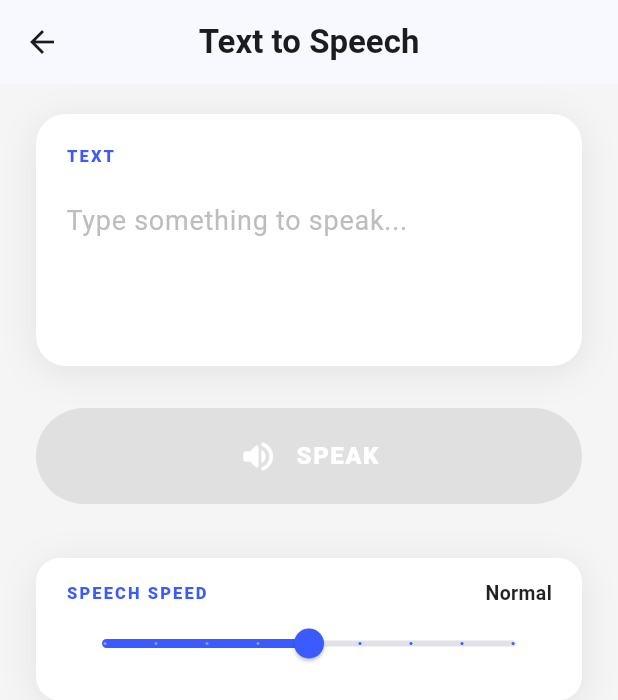
After one commit to SalilMonga/SS12-signSpeak, a Flutter app: the SpeechPage screen opened directly, on a phone screen of 412 x 824 dp. The commit adds this screen. Shown: the top 700 px of the screen. Run offline on Flutter 3.47's test engine with Material 3 defaults, Android fonts, the phone set to English and light mode, and no system bars; our stand-ins replace camera, flutter_tts.

Commit message:
added a TTS page that needs to be integrated

```diff
--- a/lib/main.dart
+++ b/lib/main.dart
@@ -1,9 +1,11 @@
 import 'package:flutter/material.dart';
 import 'camera_page.dart';
+import 'speech_page.dart';
 
+//testing audio
 Future<void> main() async {
-  WidgetsFlutterBinding.ensureInitialized();
-  runApp(const SignSpeakApp());
+ WidgetsFlutterBinding.ensureInitialized();
+ runApp(const SignSpeakApp()); //run the app on ios native
 }
 
 class SignSpeakApp extends StatelessWidget {
@@ -18,6 +20,7 @@ class SignSpeakApp extends StatelessWidget {
         useMaterial3: true,
       ),
       home: const CameraPage(),
+      // const SpeechPage(), // !Need to integrate !
     );
   }
 }
--- /dev/null
+++ b/lib/speech_page.dart
@@ -0,0 +1,358 @@
+import 'package:flutter/material.dart';
+import 'package:flutter/services.dart';
+import 'package:flutter_tts/flutter_tts.dart';
+
+const Color _kPrimaryBlue = Color(0xFF3B5BFE);
+// SpeechPage will allow user to type any text and speak it with flutter_tts
+// Pipeline-ready: pass translatedText from Ollama to pre-fill the field.
+
+class SpeechPage extends StatefulWidget {
+  /// Pre-fills the text field — pass the Ollama sentence here when available.
+  final String translatedText;
+
+  const SpeechPage({super.key, this.translatedText = ''}); // constructor with optional translatedText parameter to pass a text value to field
+
+  @override
+  State<SpeechPage> createState() => _SpeechPageState(); // create state for the speech page
+}
+
+class _SpeechPageState extends State<SpeechPage> {
+  late final FlutterTts _tts;
+  late final TextEditingController _textController;
+  bool _isSpeaking = false;
+  double _speechRate = 0.5; // iOS range: 0.0 (slow) – 1.0 (fast), 0.5 = normal
+
+  @override
+  void initState() {
+    super.initState();
+    _textController = TextEditingController(text: widget.translatedText);
+    _initTts();
+  }
+
+  Future<void> _initTts() async {
+    _tts = FlutterTts();
+    await _tts.setLanguage('en-US');
+    await _tts.setSpeechRate(_speechRate);
+    await _tts.setPitch(1.0);
+    await _tts.setVolume(1.0);
+
+    _tts.setStartHandler(() {
+      if (mounted) setState(() => _isSpeaking = true);
+    });
+    _tts.setCompletionHandler(() {
+      if (mounted) setState(() => _isSpeaking = false);
+    });
+    _tts.setCancelHandler(() {
+      if (mounted) setState(() => _isSpeaking = false);
+    });
+    _tts.setErrorHandler((_) {
+      if (mounted) setState(() => _isSpeaking = false);
+    });
+  }
+
+  Future<void> _toggleSpeech() async {
+    HapticFeedback.mediumImpact();
+    if (_isSpeaking) {
+      await _tts.stop();
+      return;
+    }
+    final text = _textController.text.trim();
+    if (text.isEmpty) return;
+    FocusScope.of(context).unfocus(); // dismiss keyboard before speaking
+    await _tts.speak(text);
+  }
+
+  Future<void> _onRateChanged(double value) async {
+    setState(() => _speechRate = value);
+    await _tts.setSpeechRate(value);
+  }
+
+  @override
+  void dispose() {
+    _tts.stop(); // stop tts
+    _textController.dispose(); // "flush" text controller
+    super.dispose(); //dispose of the state
+  }
+
+  @override
+  Widget build(BuildContext context) {
+    return Scaffold(
+      backgroundColor: Colors.grey.shade100,
+      appBar: AppBar( //
+        title: const Text(
+          'Text to Speech', // page title
+          style: TextStyle(fontWeight: FontWeight.w700),
+        ),
+        centerTitle: true,
+      ),
+      body: GestureDetector( // detects place of taps to dismiss keyboard when tapping outside of the text field.
+        onTap: () => FocusScope.of(context).unfocus(),
+        child: Padding(
+          padding: const EdgeInsets.symmetric(horizontal: 24, vertical: 20),
+          child: Column(
+            crossAxisAlignment: CrossAxisAlignment.stretch,
+            children: [
+              // text input card
+              _TextInputCard(
+                controller: _textController,
+                isSpeaking: _isSpeaking,
+                onChanged: (_) => setState(() {}),
+              ),
+
+              const SizedBox(height: 28),
+
+              // speak button
+              _SpeakButton(
+                isSpeaking: _isSpeaking,
+                enabled: _textController.text.trim().isNotEmpty,
+                onTap: _toggleSpeech,
+              ),
+
+              const SizedBox(height: 36),
+
+              //speech speed control
+              _SpeedControl(
+                value: _speechRate,
+                onChanged: _onRateChanged,
+              ),
+            ],
+          ),
+        ),
+      ),
+    );
+  }
+}
+
+
+// Text input card for text to be spoken
+class _TextInputCard extends StatelessWidget {
+  final TextEditingController controller;
+  final bool isSpeaking;
+  final ValueChanged<String> onChanged; //enable speak buttton when text is not empty
+
+  const _TextInputCard({ //constructor with required parameters
+    required this.controller,
+    required this.isSpeaking,
+    required this.onChanged,
+  });
+
+  @override
+  //UI textcard design
+  Widget build(BuildContext context) {
+    return Container(
+      decoration: BoxDecoration(
+        color: Colors.white,
+        borderRadius: BorderRadius.circular(20),
+        boxShadow: [
+          BoxShadow(
+            color: Colors.black.withValues(alpha: 0.08),
+            blurRadius: 20,
+            offset: const Offset(0, 4),
+          ),
+        ],
+      ),
+      padding: const EdgeInsets.all(20),
+      child: Column(
+        crossAxisAlignment: CrossAxisAlignment.start,
+        children: [
+          // Header row
+          Row(
+            children: [
+              const Text(
+                'TEXT',
+                style: TextStyle(
+                  color: _kPrimaryBlue,
+                  fontWeight: FontWeight.w800,
+                  fontSize: 11,
+                  letterSpacing: 1.4,
+                ),
+              ),
+              const Spacer(),
+              if (isSpeaking) ...[
+                Container(
+                  width: 8,
+                  height: 8,
+                  decoration: const BoxDecoration(
+                    color: _kPrimaryBlue,
+                    shape: BoxShape.circle,
+                  ),
+                ),
+                const SizedBox(width: 6),
+                const Text(
+                  'Speaking...',
+                  style: TextStyle(
+                    color: _kPrimaryBlue,
+                    fontSize: 12,
+                    fontWeight: FontWeight.w600,
+                  ),
+                ),
+              ],
+            ],
+          ),
+
+          const SizedBox(height: 12),
+
+          // Editable text field
+          TextField(
+            controller: controller,
+            onChanged: onChanged,
+            maxLines: 4,
+            minLines: 3,
+            style: const TextStyle(
+              fontSize: 20,
+              fontWeight: FontWeight.w600,
+              color: Colors.black87,
+              height: 1.4,
+            ),
+            decoration: InputDecoration(
+              hintText: 'Type something to speak...',
+              hintStyle: TextStyle(
+                color: Colors.grey.shade400,
+                fontWeight: FontWeight.w400,
+                fontSize: 18,
+              ),
+              border: InputBorder.none,
+            ),
+          ),
+        ],
+      ),
+    );
+  }
+}
+
+// _SpeakButton big pill button, blue = idle, red = speaking
+// Enabled only when there's text to speak, otherwise speak button will be grey
+class _SpeakButton extends StatelessWidget { // made it public to use in main.dart
+  final bool isSpeaking;
+  final bool enabled;
+  final VoidCallback onTap;
+
+  const _SpeakButton({ //constructor with required parameters
+    required this.isSpeaking,
+    required this.enabled,
+    required this.onTap,
+  });
+
+  @override
+  Widget build(BuildContext context) {
+    return GestureDetector(
+      onTap: enabled ? onTap : null,
+      child: AnimatedContainer(
+        duration: const Duration(milliseconds: 200),
+        height: 64,
+        decoration: BoxDecoration(
+          color: !enabled
+              ? Colors.grey.shade300
+              : isSpeaking
+                  ? Colors.red.shade400
+                  : _kPrimaryBlue,
+          borderRadius: BorderRadius.circular(32),
+          boxShadow: enabled
+              ? [
+                  BoxShadow(
+                    color: (isSpeaking ? Colors.red : _kPrimaryBlue)
+                        .withValues(alpha: 0.35),
+                    blurRadius: 16,
+                    offset: const Offset(0, 6),
+                  ),
+                ]
+              : [],
+        ),
+        child: Row(
+          mainAxisAlignment: MainAxisAlignment.center,
+          children: [
+            Icon(
+              isSpeaking ? Icons.stop_rounded : Icons.volume_up_rounded,
+              color: Colors.white,
+              size: 26,
+            ),
+            const SizedBox(width: 12),
+            Text(
+              isSpeaking ? 'STOP' : 'SPEAK',
+              style: const TextStyle(
+                color: Colors.white,
+                fontSize: 16,
+                fontWeight: FontWeight.w800,
+                letterSpacing: 1.0,
+              ),
+            ),
+          ],
+        ),
+      ),
+    );
+  }
+}
+
+// ---------------------------------------------------------------------------
+// _SpeedControl — slider: Slow / Normal / Fast
+// ---------------------------------------------------------------------------
+
+class _SpeedControl extends StatelessWidget {
+  final double value;
+  final ValueChanged<double> onChanged;
+
+  const _SpeedControl({required this.value, required this.onChanged});
+
+  String get _label { // slider for speech speed control
+    if (value <= 0.3) return 'Slow';
+    if (value <= 0.6) return 'Normal';
+    return 'Fast';
+  }
+
+  @override
+  //UI design for the speech speed controller
+  Widget build(BuildContext context) {
+    return Container(
+      decoration: BoxDecoration(
+        color: Colors.white,
+        borderRadius: BorderRadius.circular(16),
+        boxShadow: [
+          BoxShadow(
+            color: Colors.black.withValues(alpha: 0.08),
+            blurRadius: 20,
+            offset: const Offset(0, 4),
+          ),
+        ],
+      ),
+      padding: const EdgeInsets.symmetric(horizontal: 20, vertical: 14),
+      child: Column(
+        crossAxisAlignment: CrossAxisAlignment.start,
+        children: [
+          Row(
+            children: [
+              const Text(
+                'SPEECH SPEED',
+                style: TextStyle(
+                  color: _kPrimaryBlue,
+                  fontWeight: FontWeight.w800,
+                  fontSize: 11,
+                  letterSpacing: 1.4,
+                ),
+              ),
+              const Spacer(),
+              Text(
+                _label,
+                style: const TextStyle(
+                  fontWeight: FontWeight.w600,
+                  fontSize: 13,
+                  color: Colors.black87,
+                ),
+              ),
+            ],
+          ),
+          Slider(
+            value: value,
+            min: 0.1,
+            max: 0.9,
+            divisions: 8,
+            activeColor: _kPrimaryBlue,
+            onChanged: (v) {
+              HapticFeedback.selectionClick();
+              onChanged(v);
+            },
+          ),
+        ],
+      ),
+    );
+  }
+}
--- a/pubspec.yaml
+++ b/pubspec.yaml
@@ -35,6 +35,7 @@ dependencies:
   # Use with the CupertinoIcons class for iOS style icons.
   cupertino_icons: ^1.0.8
   camera: ^0.11.0+2
+  flutter_tts: ^4.2.0
 
 dev_dependencies:
   flutter_test:
```
Also changed, not shown: pubspec.lock, 3 other files.
